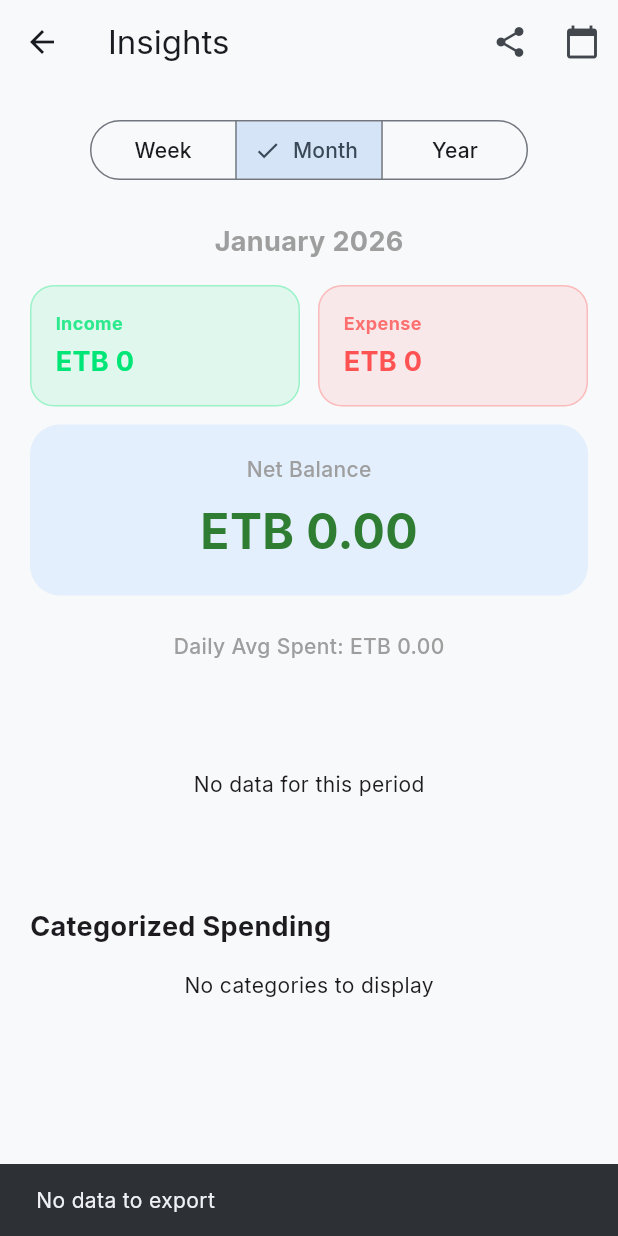
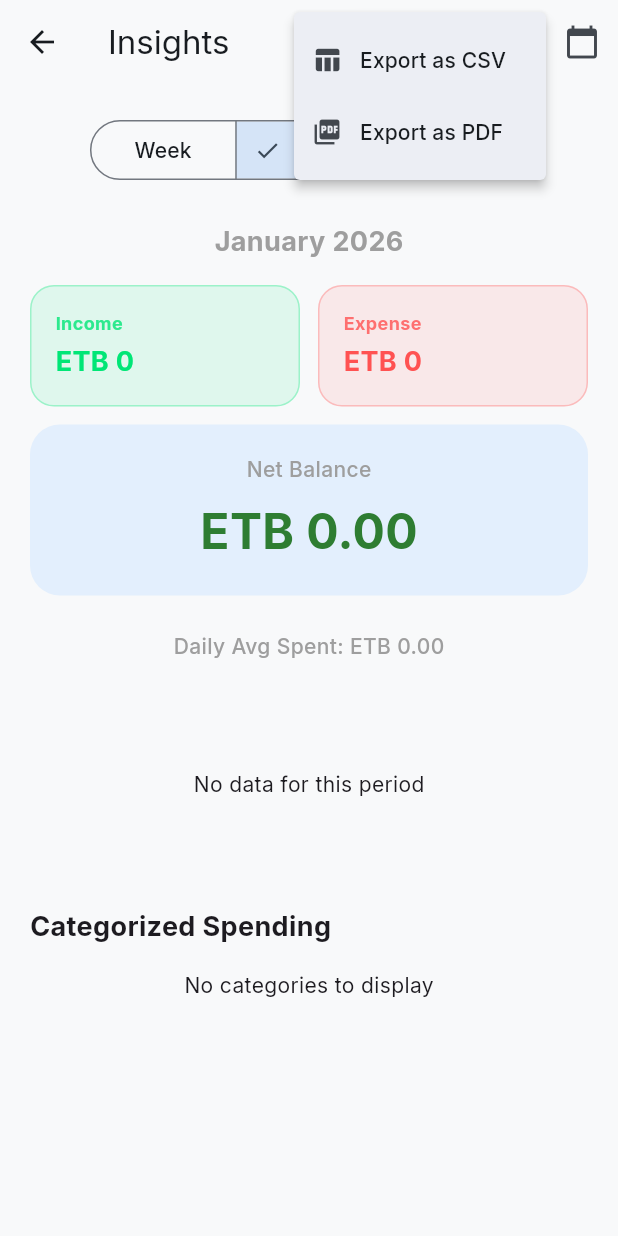
Before and after one commit to nathnael19/expense-tracker, a Flutter app: the MonthlyReportScreen screen opened directly, after a tap on the "share" icon, on a phone screen of 412 x 824 dp. Run offline on Flutter 3.47's test engine with Material 3 defaults, Android fonts, the phone set to English and light mode, and no system bars; our stand-ins replace file_picker, fl_chart, flutter_bloc, gap, google_fonts, hive and 5 more; accounts and stored records are empty.

Commit message:
feat: Implement PDF report generation and sharing for monthly reports.

```diff
--- a/lib/presentation/screens/monthly_report_screen.dart
+++ b/lib/presentation/screens/monthly_report_screen.dart
@@ -11,6 +11,7 @@ import 'package:share_plus/share_plus.dart';
 import '../blocs/stats_cubit.dart';
 import '../blocs/category_cubit.dart';
 import '../../data/models/category_model.dart';
+import '../../data/services/pdf_service.dart';
 
 class MonthlyReportScreen extends StatelessWidget {
   const MonthlyReportScreen({super.key});
@@ -93,17 +94,51 @@ class MonthlyReportScreen extends StatelessWidget {
         title: const Text('Insights'),
         elevation: 0,
         actions: [
-          IconButton(
+          PopupMenuButton<String>(
             icon: const Icon(Icons.share),
-            onPressed: () {
+            onSelected: (value) async {
               if (stats.expenses.isEmpty) {
                 ScaffoldMessenger.of(context).showSnackBar(
                   const SnackBar(content: Text('No data to export')),
                 );
                 return;
               }
-              _exportData();
+
+              if (value == 'csv') {
+                await _exportData();
+              } else if (value == 'pdf') {
+                await PdfService.generateAndShareReport(
+                  title: _getTitle(),
+                  expenses: stats.expenses,
+                  categories: categories,
+                  totalIncome: stats.totalIncome,
+                  totalSpent: stats.totalSpent,
+                  netBalance: stats.netBalance,
+                );
+              }
             },
+            itemBuilder: (context) => [
+              const PopupMenuItem(
+                value: 'csv',
+                child: Row(
+                  children: [
+                    Icon(Icons.table_chart, size: 20),
+                    Gap(12),
+                    Text('Export as CSV'),
+                  ],
+                ),
+              ),
+              const PopupMenuItem(
+                value: 'pdf',
+                child: Row(
+                  children: [
+                    Icon(Icons.picture_as_pdf, size: 20),
+                    Gap(12),
+                    Text('Export as PDF'),
+                  ],
+                ),
+              ),
+            ],
           ),
           IconButton(
             icon: const Icon(Icons.calendar_today),
--- a/pubspec.yaml
+++ b/pubspec.yaml
@@ -48,6 +48,8 @@ dependencies:
   animations: ^2.1.1
   local_auth: ^3.0.0
   file_picker: ^10.3.8
+  pdf: ^3.11.3
+  printing: ^5.14.2
 
 dev_dependencies:
   flutter_test:
```
Also changed, not shown: lib/data/services/pdf_service.dart (added, +182 -0 lines), pubspec.lock, 5 other files.
